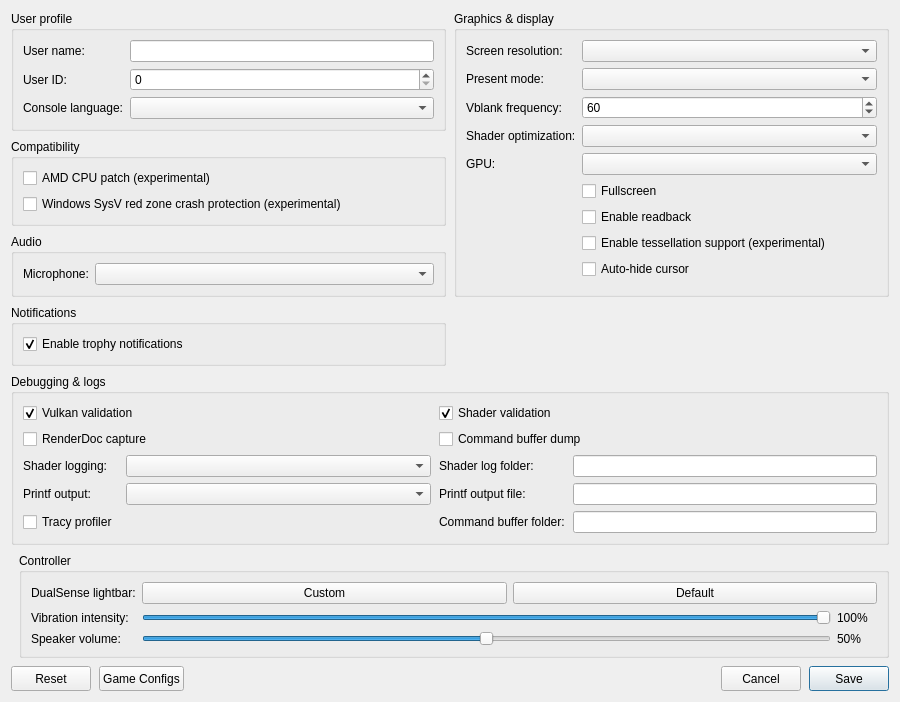
Before: the Qt Designer form src/launcher/forms/configuration_edit_dialog.ui in KytyPS5/KytyPS5, drawn with Qt 5.
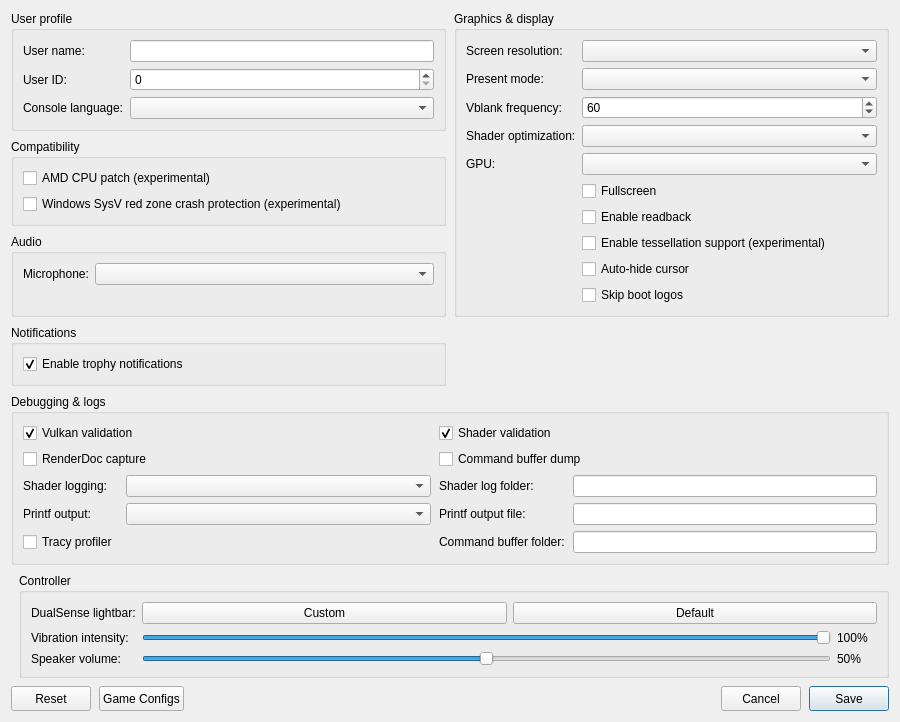
After: the same form once the commit is applied. Custom widgets are drawn as their Qt base class.

Commit message: systemservice: add an option to report the notice screen as skipped

Patch:
```diff
--- a/src/launcher/forms/configuration_edit_dialog.ui
+++ b/src/launcher/forms/configuration_edit_dialog.ui
@@ -179,6 +179,12 @@
           <property name="text"><string>Auto-hide cursor</string></property>
          </widget>
         </item>
+        <item row="9" column="1">
+         <widget class="QCheckBox" name="checkBox_skip_notice_screen">
+          <property name="toolTip"><string>Report the PS5 notice screen as already shown. Games that check this skip their boot logo movies.</string></property>
+          <property name="text"><string>Skip boot logos</string></property>
+         </widget>
+        </item>
        </layout>
       </widget>
      </item>
```
The commit also changes 8 other files.
